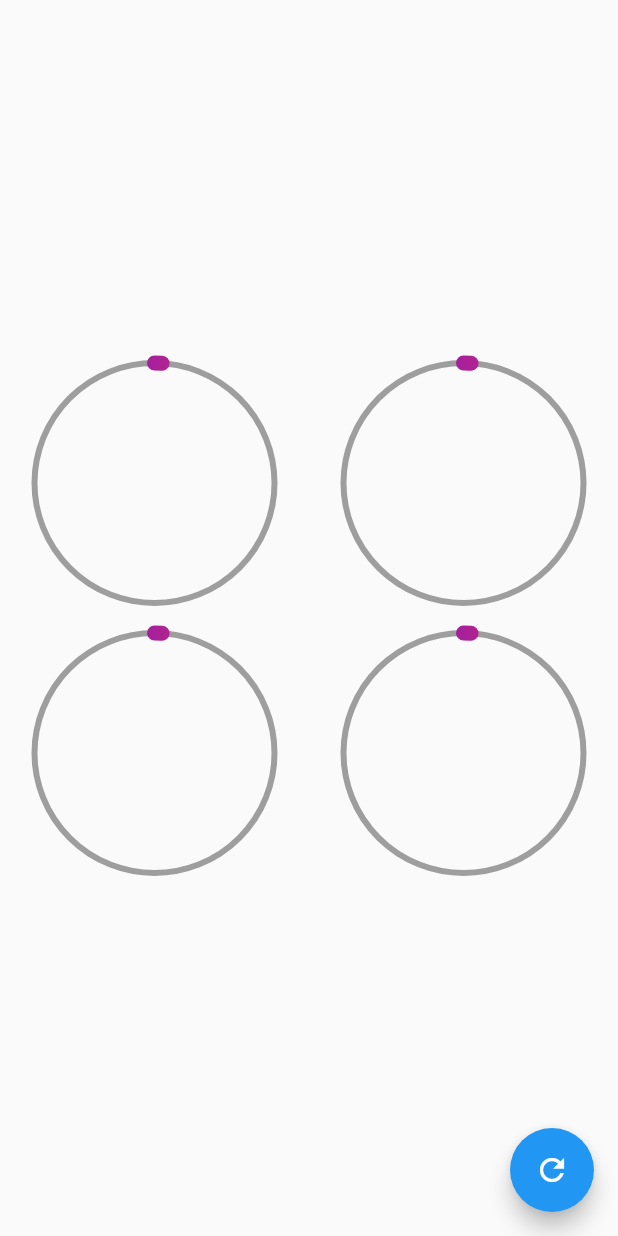
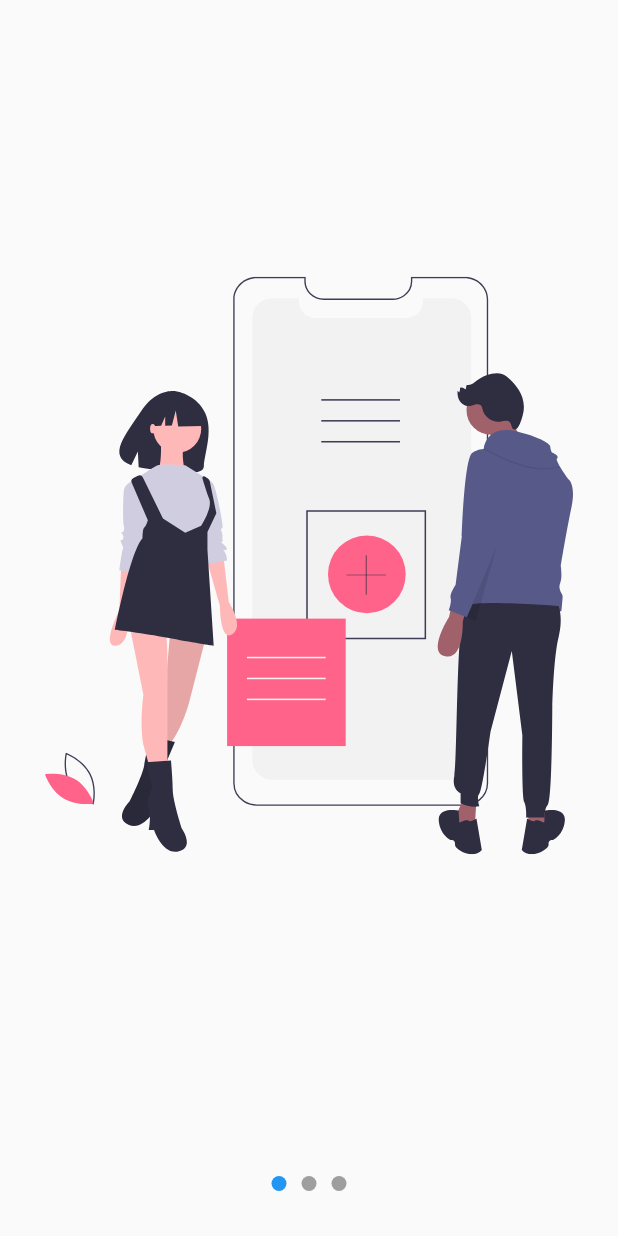
Before and after one commit to irwinet/app_flutter_custom_painter, a Flutter app: the screen it shows after launch, on a phone screen of 412 x 824 dp. Run offline on Flutter 3.47's test engine with Material 2 defaults, Android fonts, the phone set to English and light mode, and no system bars; our stand-ins replace flutter_svg.

Commit message:
Add Slideshow, Provider, flutter_svg, assets

```diff
--- a/lib/main.dart
+++ b/lib/main.dart
@@ -1,6 +1,7 @@
 // import 'package:app_flutter_custom_painter/pages/animaciones_page.dart';
 // import 'package:app_flutter_custom_painter/labs/circular_progress_page.dart';
-import 'package:app_flutter_custom_painter/pages/graficas_circulares_page.dart';
+// import 'package:app_flutter_custom_painter/pages/graficas_circulares_page.dart';
+import 'package:app_flutter_custom_painter/pages/slideshow_page.dart';
 // import 'package:app_flutter_custom_painter/retos/cuadro_animado_page.dart';
 // import 'package:app_flutter_custom_painter/pages/headers_page.dart';
 import 'package:flutter/material.dart';
@@ -19,7 +20,8 @@ class MyApp extends StatelessWidget {
       // home: AnimacionesPage()
       // home: CuadradoAnimadoPage(),
       // home: CircularProgressPage(),
-      home: GraficasCircularesPage(),
+      // home: GraficasCircularesPage(),
+      home: SlideShowPage(),
     );
   }
 }
--- /dev/null
+++ b/lib/models/slider_model.dart
@@ -0,0 +1,11 @@
+import 'package:flutter/material.dart';
+
+class SliderModel with ChangeNotifier {
+  double _currentPage = 0;
+
+  double get currentPage => this._currentPage;
+  set currentPage(double currentPage) {
+    this._currentPage = currentPage;
+    notifyListeners();
+  }
+}
--- /dev/null
+++ b/lib/pages/slideshow_page.dart
@@ -0,0 +1,133 @@
+import 'package:flutter/material.dart';
+import 'package:flutter_svg/flutter_svg.dart';
+import 'package:provider/provider.dart';
+
+import '../models/slider_model.dart';
+
+class SlideShowPage extends StatelessWidget {
+
+  const SlideShowPage({Key? key}) : super(key: key);
+
+  @override
+  Widget build(BuildContext context) {
+    return ChangeNotifierProvider(
+      create: (_) => new SliderModel(),
+      child: Scaffold(
+        body: Center(
+           //child: SvgPicture.asset('assets/svgs/slide-1.svg'),
+           child: Column(
+            children: <Widget>[
+              Expanded(
+                child: _Slides()
+              ),
+              _Dots()
+            ],
+           ),
+        ),
+      ),
+    );
+  }
+}
+
+class _Dots extends StatelessWidget {
+
+  const _Dots({Key? key}) : super(key: key);
+
+  @override
+  Widget build(BuildContext context) {
+    return Container(
+      width: double.infinity,
+      height: 70,
+      // color: Colors.red,
+      child: Row(
+        mainAxisAlignment: MainAxisAlignment.center,
+        children: <Widget>[
+          _Dot(0),
+          _Dot(1),
+          _Dot(2),
+        ],
+      ),
+    );
+  }
+}
+
+class _Dot extends StatelessWidget {
+  final int index;
+
+  _Dot(this.index);
+
+  @override
+  Widget build(BuildContext context) {
+    final pageViewIndex = Provider.of<SliderModel>(context).currentPage;
+    return Container(
+      width: 10,
+      height: 10,
+      margin: EdgeInsets.symmetric(horizontal: 5),
+      decoration: BoxDecoration(
+        color: (pageViewIndex == index) ? Colors.blue : Colors.grey,
+        shape: BoxShape.circle
+      ),
+    );
+  }
+}
+
+class _Slides extends StatefulWidget {
+
+  const _Slides({Key? key}) : super(key: key);
+
+  @override
+  State<_Slides> createState() => _SlidesState();
+}
+
+class _SlidesState extends State<_Slides> {
+
+  final pageViewController = new PageController();
+
+  @override
+  void initState() {
+    // TODO: implement initState
+    super.initState();
+    pageViewController.addListener(() {
+      // print('Pagian actual ${pageViewController.page}');
+      Provider.of<SliderModel>(context, listen: false).currentPage = pageViewController.page!;
+    });
+  }
+
+  @override
+  void dispose() {
+    // TODO: implement dispose
+    pageViewController.dispose();
+    super.dispose();
+  }
+
+  @override
+  Widget build(BuildContext context) {
+    return Container(
+      // padding: EdgeInsets.all(10),
+      child: PageView(
+        controller: pageViewController,
+        children: <Widget>[
+          _Slide('assets/svgs/slide-1.svg'),
+          _Slide('assets/svgs/slide-2.svg'),
+          _Slide('assets/svgs/slide-3.svg'),
+        ],
+      ),
+    );
+  }
+}
+
+class _Slide extends StatelessWidget {
+  final String svg;
+
+  _Slide(this.svg);
+
+  @override
+  Widget build(BuildContext context) {
+    return Container(
+      width: double.infinity,
+      height: double.infinity,
+      padding: EdgeInsets.all(30),
+      child: SvgPicture.asset(svg),
+    );
+  }
+}
--- a/pubspec.yaml
+++ b/pubspec.yaml
@@ -35,6 +35,8 @@ dependencies:
   # The following adds the Cupertino Icons font to your application.
   # Use with the CupertinoIcons class for iOS style icons.
   cupertino_icons: ^1.0.2
+  flutter_svg: ^2.0.7
+  provider: ^6.0.5
 
 dev_dependencies:
   flutter_test:
@@ -59,7 +61,8 @@ flutter:
   uses-material-design: true
 
   # To add assets to your application, add an assets section, like this:
-  # assets:
+  assets:
+    - assets/svgs/
   #   - images/a_dot_burr.jpeg
   #   - images/a_dot_ham.jpeg
 
```
Also changed, not shown: assets/svgs/slide-1.svg (added), assets/svgs/slide-2.svg (added), assets/svgs/slide-3.svg (added), assets/svgs/slide-4.svg (added), assets/svgs/slide-5.svg (added), pubspec.lock.
